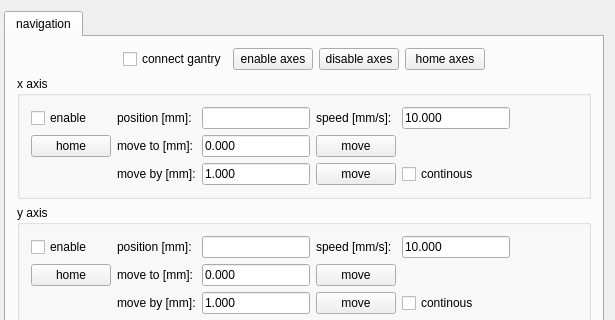
The window that magrathea.ui (guescio/Magrathea) describes before a commit, drawn with Qt 5; both pictures show x 613 to 1228 and y 0 to 320 of the 1228 by 634 pixel window.
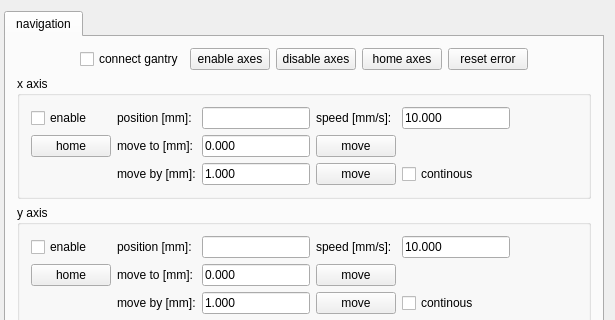
The same window after the commit.

Commit message: Added error acknowledging.

```diff
--- a/magrathea.ui
+++ b/magrathea.ui
@@ -525,6 +525,13 @@
              </property>
             </widget>
            </item>
+           <item>
+            <widget class="QPushButton" name="resetErrorButton">
+             <property name="text">
+              <string>reset error</string>
+             </property>
+            </widget>
+           </item>
            <item>
             <spacer name="horizontalSpacer_13">
              <property name="orientation">
```
The commit also changes 5 other files.
